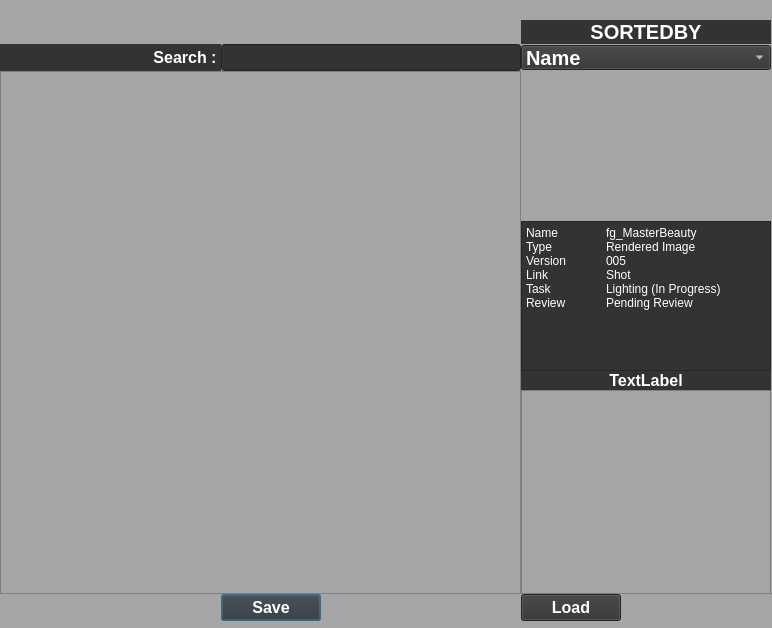
Before: the Qt Designer form kkw/PJT_2st/Maya_Api.ui in KKW0/pizza_api, drawn with Qt 5.
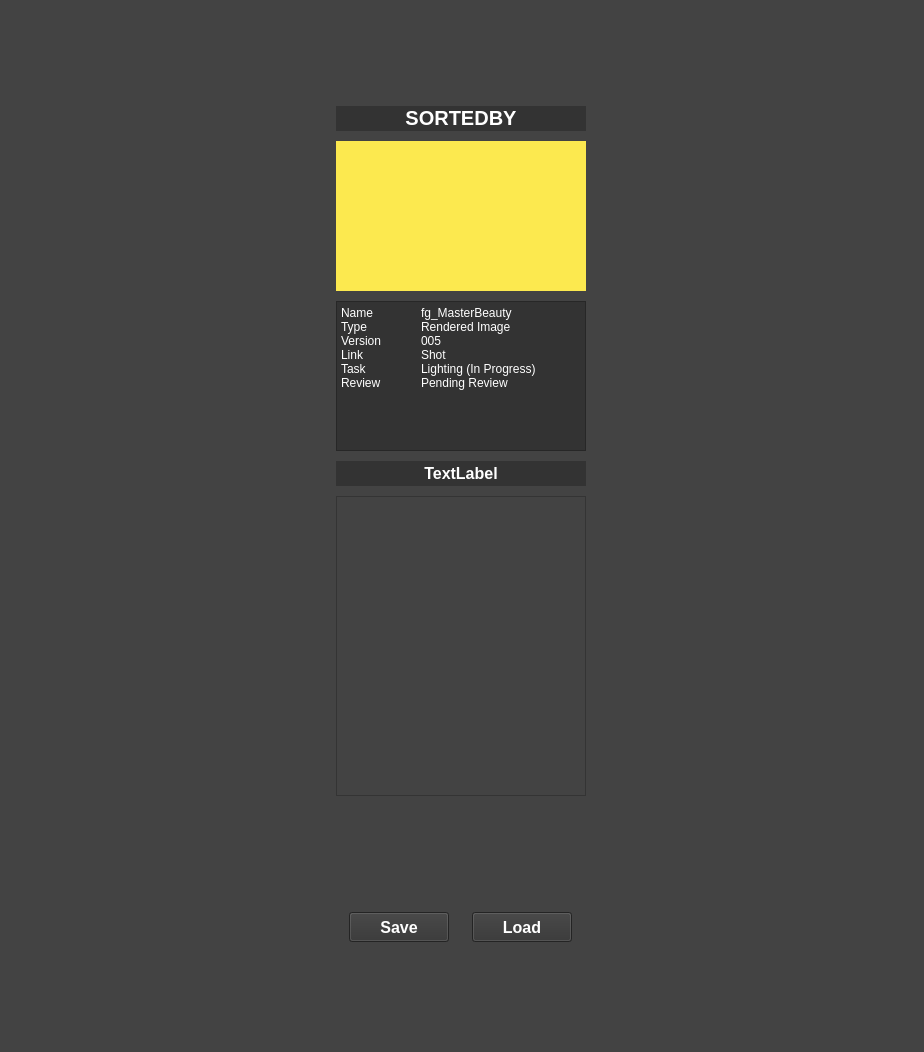
After: the same form once the commit is applied.

```diff
--- a/kkw/PJT_2st/Maya_Api.ui
+++ b/kkw/PJT_2st/Maya_Api.ui
@@ -1,46 +1,94 @@
 <?xml version="1.0" encoding="UTF-8"?>
 <ui version="4.0">
- <class>Dialog</class>
- <widget class="QDialog" name="Dialog">
+ <class>MainWindow</class>
+ <widget class="QMainWindow" name="MainWindow">
   <property name="geometry">
    <rect>
     <x>0</x>
     <y>0</y>
-    <width>772</width>
-    <height>628</height>
+    <width>924</width>
+    <height>1052</height>
    </rect>
   </property>
   <property name="windowTitle">
    <string>Dialog</string>
   </property>
   <property name="styleSheet">
-   <string notr="true">background-color: rgb(165, 165, 165);
+   <string notr="true">background-color: rgb(67, 67, 67);
 color: white;</string>
   </property>
+  <widget class="QWidget" name="centralwidget">
   <widget class="QWidget" name="gridLayoutWidget">
    <property name="geometry">
     <rect>
      <x>0</x>
      <y>0</y>
-     <width>771</width>
-     <height>621</height>
+      <width>922</width>
+      <height>1049</height>
     </rect>
    </property>
    <layout class="QGridLayout" name="Main_QGrid">
+     <property name="leftMargin">
+      <number>10</number>
+     </property>
+     <property name="topMargin">
+      <number>10</number>
+     </property>
+     <property name="rightMargin">
+      <number>10</number>
+     </property>
+     <property name="bottomMargin">
+      <number>10</number>
+     </property>
     <property name="spacing">
-     <number>0</number>
-    </property>
-    <item row="10" column="2">
-     <widget class="QPushButton" name="Save_Button">
+      <number>10</number>
+     </property>
+     <item row="0" column="2">
+      <layout class="QVBoxLayout" name="verticalLayout">
+       <property name="spacing">
+        <number>10</number>
+       </property>
+       <property name="leftMargin">
+        <number>10</number>
+       </property>
+       <property name="topMargin">
+        <number>10</number>
+       </property>
+       <property name="rightMargin">
+        <number>10</number>
+       </property>
+       <property name="bottomMargin">
+        <number>10</number>
+       </property>
+       <item>
+        <widget class="QLabel" name="label_34">
+         <property name="minimumSize">
+          <size>
+           <width>250</width>
+           <height>25</height>
+          </size>
+         </property>
       <property name="maximumSize">
        <size>
-        <width>100</width>
-        <height>16777215</height>
+           <width>250</width>
+           <height>25</height>
+          </size>
+         </property>
+         <property name="sizeIncrement">
+          <size>
+           <width>0</width>
+           <height>0</height>
+          </size>
+         </property>
+         <property name="baseSize">
+          <size>
+           <width>0</width>
+           <height>0</height>
        </size>
       </property>
       <property name="font">
        <font>
-        <pointsize>12</pointsize>
+           <pointsize>15</pointsize>
         <weight>75</weight>
         <bold>true</bold>
        </font>
@@ -50,11 +98,14 @@
 color: white;</string>
       </property>
       <property name="text">
-       <string>Save</string>
+          <string>SORTEDBY</string>
+         </property>
+         <property name="alignment">
+          <set>Qt::AlignHCenter|Qt::AlignTop</set>
       </property>
      </widget>
     </item>
-    <item row="5" column="3">
+       <item>
      <widget class="QLabel" name="label">
       <property name="enabled">
        <bool>true</bool>
@@ -71,113 +122,28 @@
         <height>150</height>
        </size>
       </property>
+         <property name="layoutDirection">
+          <enum>Qt::LeftToRight</enum>
+         </property>
+         <property name="styleSheet">
+          <string notr="true">background-color: rgb(252, 233, 79);</string>
+         </property>
       <property name="text">
        <string/>
       </property>
-     </widget>
-    </item>
-    <item row="10" column="3">
-     <widget class="QPushButton" name="Load_Button">
-      <property name="maximumSize">
-       <size>
-        <width>100</width>
-        <height>16777215</height>
-       </size>
-      </property>
-      <property name="font">
-       <font>
-        <pointsize>12</pointsize>
-        <weight>75</weight>
-        <bold>true</bold>
-       </font>
-      </property>
-      <property name="styleSheet">
-       <string notr="true">background-color: rgb(51, 51, 51);
-color: white;</string>
-      </property>
-      <property name="text">
-       <string>Load</string>
-      </property>
-     </widget>
-    </item>
-    <item row="0" column="1" colspan="3">
-     <spacer name="horizontalSpacer_3">
-      <property name="orientation">
-       <enum>Qt::Horizontal</enum>
-      </property>
-      <property name="sizeHint" stdset="0">
-       <size>
-        <width>40</width>
-        <height>20</height>
-       </size>
-      </property>
-     </spacer>
-    </item>
-    <item row="2" column="3">
-     <widget class="QComboBox" name="comboBox">
-      <property name="maximumSize">
-       <size>
-        <width>16777215</width>
-        <height>25</height>
-       </size>
-      </property>
-      <property name="font">
-       <font>
-        <pointsize>15</pointsize>
-        <weight>75</weight>
-        <bold>true</bold>
-       </font>
-      </property>
-      <property name="styleSheet">
-       <string notr="true">background-color: rgb(51, 51, 51);
-color: white;</string>
-      </property>
-      <item>
-       <property name="text">
-        <string>Name</string>
-       </property>
-      </item>
-      <item>
-       <property name="text">
-        <string>Priority</string>
-       </property>
-      </item>
-      <item>
-       <property name="text">
-        <string>...................</string>
-       </property>
-      </item>
-     </widget>
-    </item>
-    <item row="1" column="3">
-     <widget class="QLabel" name="label_34">
-      <property name="maximumSize">
-       <size>
-        <width>16777215</width>
-        <height>25</height>
-       </size>
-      </property>
-      <property name="font">
-       <font>
-        <pointsize>15</pointsize>
-        <weight>75</weight>
-        <bold>true</bold>
-       </font>
-      </property>
-      <property name="styleSheet">
-       <string notr="true">background-color: rgb(51, 51, 51);
-color: white;</string>
-      </property>
-      <property name="text">
-       <string>SORTEDBY</string>
-      </property>
       <property name="alignment">
-       <set>Qt::AlignCenter</set>
+          <set>Qt::AlignLeading|Qt::AlignLeft|Qt::AlignTop</set>
       </property>
      </widget>
     </item>
-    <item row="6" column="3">
+       <item>
      <widget class="QPlainTextEdit" name="plainTextEdit_2">
+         <property name="minimumSize">
+          <size>
+           <width>250</width>
+           <height>150</height>
+          </size>
+         </property>
       <property name="maximumSize">
        <size>
         <width>250</width>
@@ -198,48 +164,17 @@
       </property>
      </widget>
     </item>
-    <item row="4" column="1" rowspan="5" colspan="2">
-     <widget class="QTableView" name="tableView"/>
-    </item>
-    <item row="8" column="3">
-     <widget class="QListView" name="listView">
-      <property name="maximumSize">
-       <size>
-        <width>250</width>
-        <height>16777215</height>
-       </size>
-      </property>
-     </widget>
-    </item>
-    <item row="2" column="2">
-     <widget class="QLineEdit" name="Search_Bar">
-      <property name="maximumSize">
-       <size>
-        <width>300</width>
-        <height>50</height>
-       </size>
-      </property>
-      <property name="font">
-       <font>
-        <pointsize>12</pointsize>
-        <weight>50</weight>
-        <bold>false</bold>
-       </font>
-      </property>
-      <property name="styleSheet">
-       <string notr="true">background-color: rgb(51, 51, 51);
-color: white;</string>
-      </property>
-      <property name="text">
-       <string/>
-      </property>
-     </widget>
-    </item>
-    <item row="7" column="3">
+       <item>
      <widget class="QLabel" name="label_49">
+         <property name="minimumSize">
+          <size>
+           <width>250</width>
+           <height>25</height>
+          </size>
+         </property>
       <property name="maximumSize">
        <size>
-        <width>16777215</width>
+           <width>250</width>
         <height>25</height>
        </size>
       </property>
@@ -262,14 +197,49 @@
       </property>
      </widget>
     </item>
-    <item row="2" column="1">
-     <widget class="QLabel" name="Search">
+       <item>
+        <widget class="QListView" name="listView">
+         <property name="minimumSize">
+          <size>
+           <width>250</width>
+           <height>300</height>
+          </size>
+         </property>
       <property name="maximumSize">
        <size>
-        <width>16777215</width>
-        <height>50</height>
-       </size>
-      </property>
+           <width>250</width>
+           <height>300</height>
+          </size>
+         </property>
+        </widget>
+       </item>
+      </layout>
+     </item>
+     <item row="1" column="2">
+      <layout class="QHBoxLayout" name="horizontalLayout">
+       <property name="spacing">
+        <number>10</number>
+       </property>
+       <property name="leftMargin">
+        <number>10</number>
+       </property>
+       <property name="topMargin">
+        <number>10</number>
+       </property>
+       <property name="rightMargin">
+        <number>10</number>
+       </property>
+       <property name="bottomMargin">
+        <number>10</number>
+       </property>
+       <item>
+        <widget class="QPushButton" name="Save_Button">
+         <property name="maximumSize">
+          <size>
+           <width>100</width>
+           <height>30</height>
+          </size>
+         </property>
       <property name="font">
        <font>
         <pointsize>12</pointsize>
@@ -282,14 +252,38 @@
 color: white;</string>
       </property>
       <property name="text">
-       <string>Search : </string>
-      </property>
-      <property name="alignment">
-       <set>Qt::AlignRight|Qt::AlignTrailing|Qt::AlignVCenter</set>
-      </property>
+          <string>Save</string>
+         </property>
+        </widget>
+       </item>
+       <item>
+        <widget class="QPushButton" name="Load_Button">
+         <property name="maximumSize">
+          <size>
+           <width>100</width>
+           <height>30</height>
+          </size>
+         </property>
+         <property name="font">
+          <font>
+           <pointsize>12</pointsize>
+           <weight>75</weight>
+           <bold>true</bold>
+          </font>
+         </property>
+         <property name="styleSheet">
+          <string notr="true">background-color: rgb(51, 51, 51);
+color: white;</string>
+         </property>
+         <property name="text">
+          <string>Load</string>
+         </property>
      </widget>
     </item>
    </layout>
+     </item>
+    </layout>
+   </widget>
   </widget>
  </widget>
  <resources/>
```
Left out of the diff: 2 changed lines with no effect on the pictures. Lines whose indentation alone changed are shown as unchanged.
